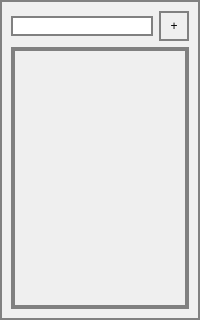
Before: the Qt Designer form hive/port.ui in NikValOSTEC/QT-Hive, drawn with Qt 5.
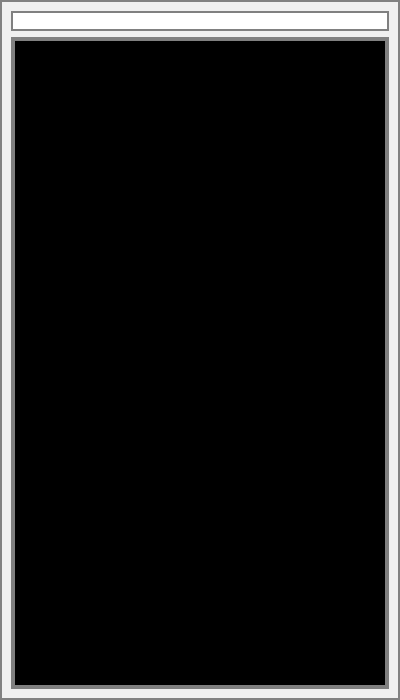
After: the same form once the commit is applied.

```diff
--- a/hive/port.ui
+++ b/hive/port.ui
@@ -6,19 +6,34 @@
    <rect>
     <x>0</x>
     <y>0</y>
-    <width>200</width>
-    <height>320</height>
+    <width>400</width>
+    <height>700</height>
    </rect>
   </property>
+  <property name="sizePolicy">
+   <sizepolicy hsizetype="Ignored" vsizetype="Ignored">
+    <horstretch>0</horstretch>
+    <verstretch>0</verstretch>
+   </sizepolicy>
+  </property>
+  <property name="minimumSize">
+   <size>
+    <width>400</width>
+    <height>700</height>
+   </size>
+  </property>
   <property name="maximumSize">
    <size>
-    <width>510</width>
-    <height>900</height>
+    <width>400</width>
+    <height>700</height>
    </size>
   </property>
   <property name="windowTitle">
    <string>Form</string>
   </property>
+  <property name="layoutDirection">
+   <enum>Qt::LeftToRight</enum>
+  </property>
   <property name="styleSheet">
    <string notr="true">border: 2px solid gray;</string>
   </property>
@@ -26,49 +41,34 @@
    <item row="0" column="0">
     <widget class="QLineEdit" name="lineEdit"/>
    </item>
-   <item row="0" column="1">
-    <widget class="QPushButton" name="pushButton">
-     <property name="sizePolicy">
-      <sizepolicy hsizetype="Fixed" vsizetype="Fixed">
-       <horstretch>0</horstretch>
-       <verstretch>0</verstretch>
-      </sizepolicy>
-     </property>
-     <property name="minimumSize">
-      <size>
-       <width>30</width>
-       <height>30</height>
-      </size>
-     </property>
-     <property name="maximumSize">
-      <size>
-       <width>30</width>
-       <height>30</height>
-      </size>
-     </property>
-     <property name="text">
-      <string>+</string>
-     </property>
-    </widget>
-   </item>
-   <item row="1" column="0" colspan="2">
+   <item row="1" column="0">
     <widget class="QScrollArea" name="ScrollArea">
+     <property name="maximumSize">
+      <size>
+       <width>400</width>
+       <height>900</height>
+      </size>
+     </property>
      <property name="styleSheet">
-      <string notr="true"/>
+      <string notr="true">QScrollArea { background: blackt; }</string>
      </property>
      <property name="widgetResizable">
       <bool>true</bool>
      </property>
-     <widget class="QWidget" name="ContactsList">
+     <widget class="QWidget" name="ScrollLay">
       <property name="geometry">
        <rect>
         <x>0</x>
         <y>0</y>
-        <width>178</width>
-        <height>262</height>
+        <width>378</width>
+        <height>652</height>
        </rect>
       </property>
-      <layout class="QGridLayout" name="gridLayout_2"/>
+      <layout class="QGridLayout" name="gridLayout_2">
+       <item row="0" column="0">
+        <layout class="QVBoxLayout" name="ContactsList"/>
+       </item>
+      </layout>
      </widget>
     </widget>
    </item>
```
